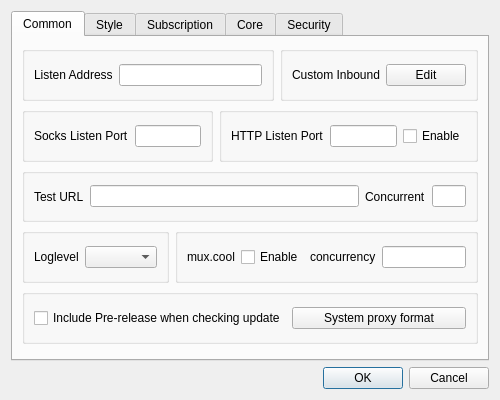
MatsuriDayo/nekoray, file ui/dialog_basic_settings.ui: the form before one commit.
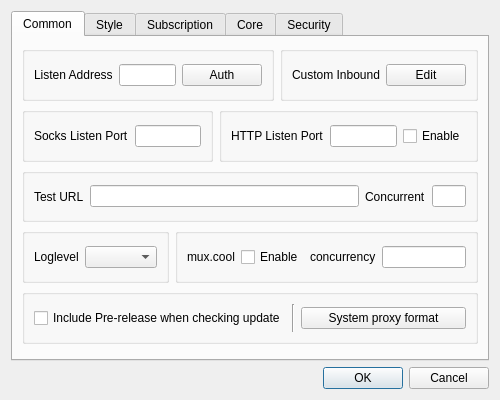
The form after the commit. Custom widgets are drawn as their Qt base class.

Commit message: feat: inbound authorization

```diff
--- a/ui/dialog_basic_settings.ui
+++ b/ui/dialog_basic_settings.ui
@@ -45,6 +45,13 @@
             <item>
              <widget class="QLineEdit" name="socks_ip"/>
             </item>
+            <item>
+             <widget class="QPushButton" name="inbound_auth">
+              <property name="text">
+               <string notr="true">Auth</string>
+              </property>
+             </widget>
+            </item>
            </layout>
           </widget>
          </item>
@@ -199,6 +206,13 @@
             </property>
            </widget>
           </item>
+          <item>
+           <widget class="Line" name="sys_proxy_format_vline">
+            <property name="orientation">
+             <enum>Qt::Vertical</enum>
+            </property>
+           </widget>
+          </item>
           <item>
            <widget class="QPushButton" name="sys_proxy_format">
             <property name="text">
```
The commit also changes 21 other files.
